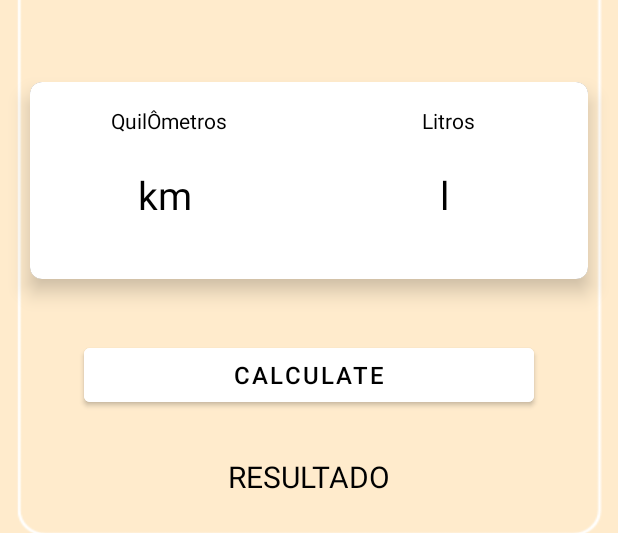
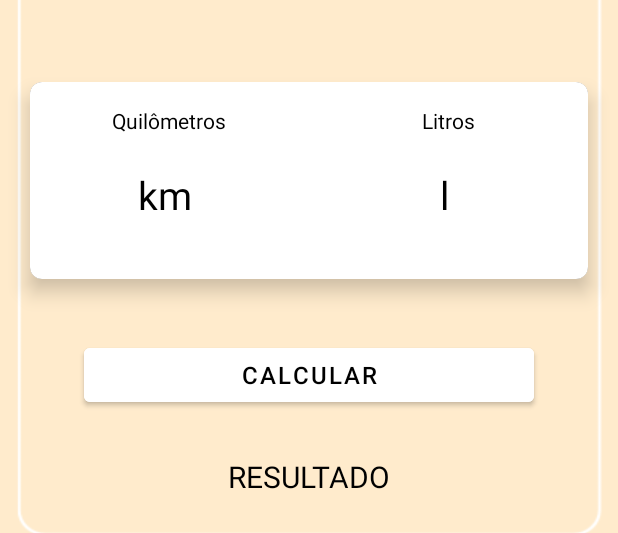
Before and after one commit to LucasDevMelo/Gas-Control, an Android app: the layout activity_main.xml on its own in the app's theme, with its tools: preview values and no code run, on a phone screen of 412 x 824 dp. Shown: the part 679-1212 px from the top of the screen. Run offline under Robolectric (Android 15) with nearby library versions, the phone set to English and light mode, and no system bars.

Commit message:
Atualizacao 20/09/2023

```diff
--- a/app/src/main/res/layout/activity_main.xml
+++ b/app/src/main/res/layout/activity_main.xml
@@ -35,7 +35,7 @@
                     android:layout_width="wrap_content"
                     android:layout_height="wrap_content"
                     android:layout_gravity="center"
-                    android:text="QuilÔmetros"
+                    android:text="Quilômetros"
                     android:textColor="@color/black" />
 
                 <EditText
@@ -90,7 +90,7 @@
         android:layout_height="wrap_content"
         android:id="@+id/calculateBtn"
         android:layout_marginTop="20dp"
-        android:text="Calculate"
+        android:text="Calcular"
         android:textColor="@color/black"
         android:textSize="16sp"
         android:layout_gravity="center"
--- a/app/src/main/res/values/colors.xml
+++ b/app/src/main/res/values/colors.xml
@@ -9,4 +9,5 @@
     <color name="white">#FFFFFFFF</color>
     <color name="navy">#323b60</color>
     <color name="bege">#FFEBCC</color>
+    <color name="gray">#b8b4b4</color>
 </resources>
```
